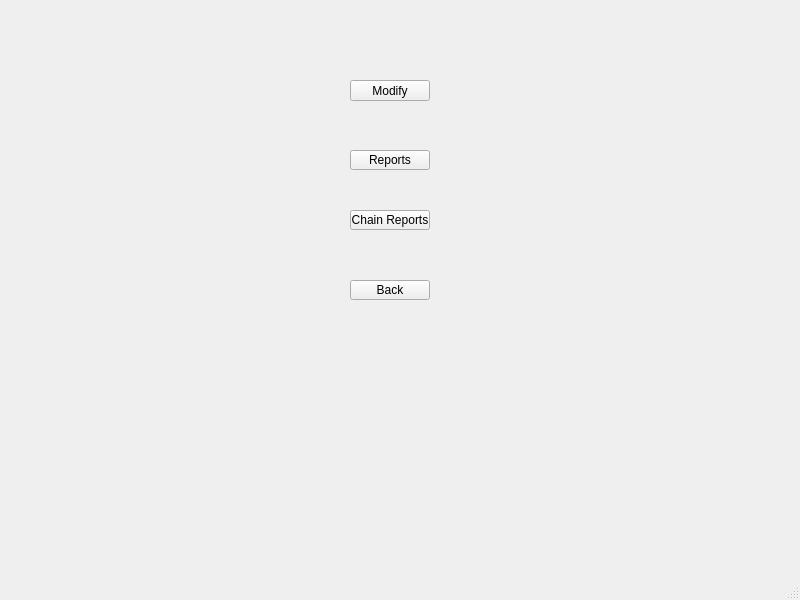
First picture: the form in Admin/menu.ui, repository Corne1401/StrucProject3, before the edit.
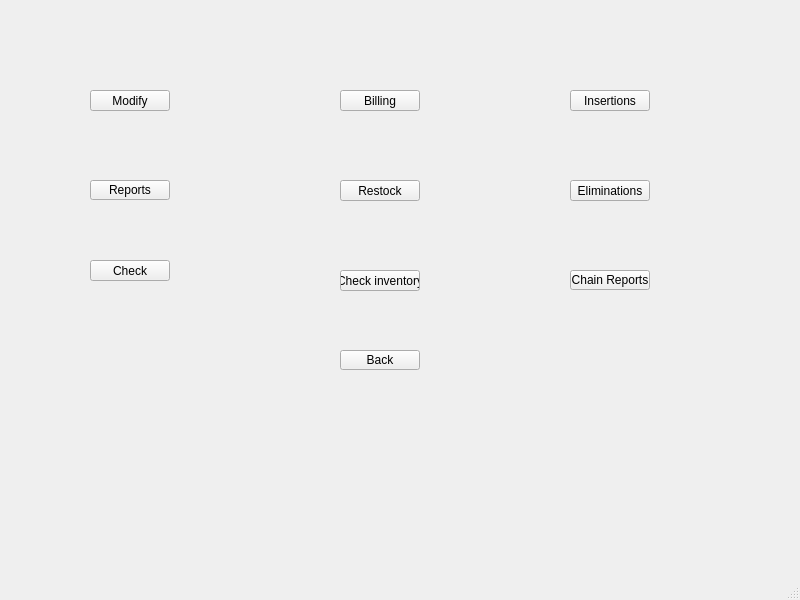
Second picture: the form after the edit.

Patch:
```diff
--- a/Admin/menu.ui
+++ b/Admin/menu.ui
@@ -17,8 +17,8 @@
    <widget class="QPushButton" name="Modify">
     <property name="geometry">
      <rect>
-      <x>350</x>
-      <y>80</y>
+      <x>90</x>
+      <y>90</y>
       <width>80</width>
       <height>21</height>
      </rect>
@@ -30,8 +30,8 @@
    <widget class="QPushButton" name="Reports">
     <property name="geometry">
      <rect>
-      <x>350</x>
-      <y>150</y>
+      <x>90</x>
+      <y>180</y>
       <width>80</width>
       <height>20</height>
      </rect>
@@ -43,8 +43,8 @@
    <widget class="QPushButton" name="menuBack">
     <property name="geometry">
      <rect>
-      <x>350</x>
-      <y>280</y>
+      <x>340</x>
+      <y>350</y>
       <width>80</width>
       <height>20</height>
      </rect>
@@ -56,8 +56,8 @@
    <widget class="QPushButton" name="chainReports">
     <property name="geometry">
      <rect>
-      <x>350</x>
-      <y>210</y>
+      <x>570</x>
+      <y>270</y>
       <width>80</width>
       <height>20</height>
      </rect>
@@ -66,6 +66,84 @@
      <string>Chain Reports</string>
     </property>
    </widget>
+   <widget class="QPushButton" name="insertButton">
+    <property name="geometry">
+     <rect>
+      <x>570</x>
+      <y>90</y>
+      <width>80</width>
+      <height>21</height>
+     </rect>
+    </property>
+    <property name="text">
+     <string>Insertions</string>
+    </property>
+   </widget>
+   <widget class="QPushButton" name="deleteButton">
+    <property name="geometry">
+     <rect>
+      <x>570</x>
+      <y>180</y>
+      <width>80</width>
+      <height>21</height>
+     </rect>
+    </property>
+    <property name="text">
+     <string>Eliminations</string>
+    </property>
+   </widget>
+   <widget class="QPushButton" name="checkButton">
+    <property name="geometry">
+     <rect>
+      <x>90</x>
+      <y>260</y>
+      <width>80</width>
+      <height>21</height>
+     </rect>
+    </property>
+    <property name="text">
+     <string>Check</string>
+    </property>
+   </widget>
+   <widget class="QPushButton" name="billingButton">
+    <property name="geometry">
+     <rect>
+      <x>340</x>
+      <y>90</y>
+      <width>80</width>
+      <height>21</height>
+     </rect>
+    </property>
+    <property name="text">
+     <string>Billing</string>
+    </property>
+   </widget>
+   <widget class="QPushButton" name="restockButton">
+    <property name="geometry">
+     <rect>
+      <x>340</x>
+      <y>180</y>
+      <width>80</width>
+      <height>21</height>
+     </rect>
+    </property>
+    <property name="text">
+     <string>Restock</string>
+    </property>
+   </widget>
+   <widget class="QPushButton" name="checkInventory">
+    <property name="geometry">
+     <rect>
+      <x>340</x>
+      <y>270</y>
+      <width>80</width>
+      <height>21</height>
+     </rect>
+    </property>
+    <property name="text">
+     <string>Check inventory</string>
+    </property>
+   </widget>
   </widget>
   <widget class="QStatusBar" name="statusbar"/>
  </widget>
```
Left out of the diff: 4 changed lines with no effect on the pictures.
